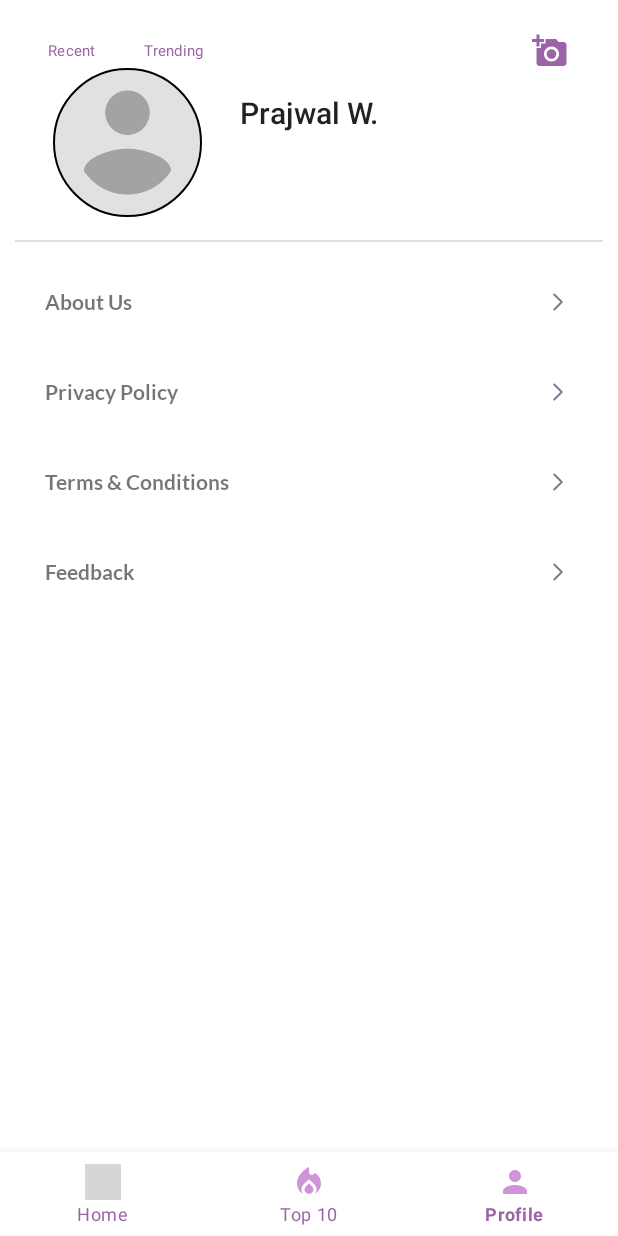
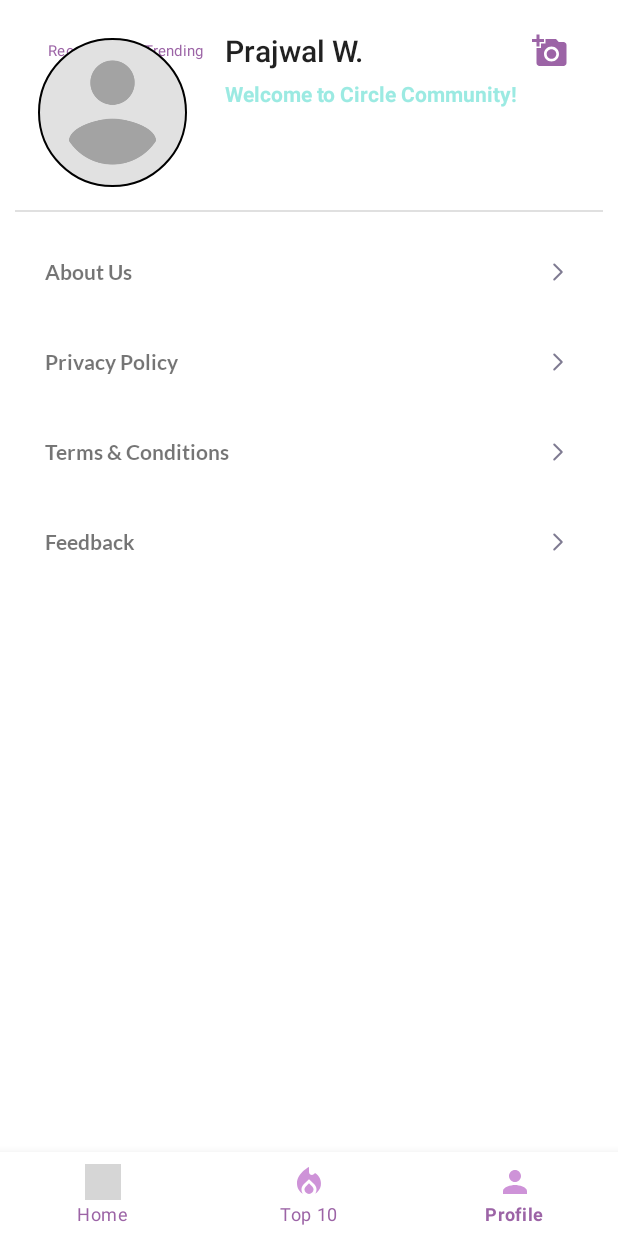
Before and after one commit to prajwalmw/Circle, an Android app: the fragment PostFragment placed in its activity, item 3 of the bottom bar chosen, on a phone screen of 412 x 824 dp. Run offline under Robolectric (Android 15) with nearby library versions, the phone set to English and light mode, and no system bars; our stand-ins replace CircleImageView, Firebase (no records; nobody signed in at launch, a user with empty details on screens opened directly), navigation-ui; libraries missing offline, so code that uses them is left out: com.ogaclejapan.smarttablayout; pictures from the network do not load; 12 statements that could not run were skipped; grey boxes are pictures that could not be loaded.

Commit message:
Profile icon click on each item shows details.

```diff
--- a/app/src/main/java/com/example/circle/adapter/ContentAdapter.java
+++ b/app/src/main/java/com/example/circle/adapter/ContentAdapter.java
@@ -102,7 +102,7 @@ public class ContentAdapter extends RecyclerView.Adapter<ContentAdapter.ContentV
         holder.profile_img_icon.setOnClickListener(v -> {
 
             itemClick.onProfileClick(contentModel.getUserProfile(),
-                    contentModel.getUserName(), contentModel.getCategory_value());
+                    contentModel.getUserName(), sessionManager.getAboutmeDesc() /*contentModel.getCategory_value()*/);
 
         });
 
--- a/app/src/main/java/com/example/circle/fragment/PostFragment.java
+++ b/app/src/main/java/com/example/circle/fragment/PostFragment.java
@@ -248,11 +248,11 @@ public class PostFragment extends Fragment {
             @Override
             public void onProfileClick(String profileImg, String username, String description) {
                 MaterialAlertDialogBuilder builder = new MaterialAlertDialogBuilder(getActivity());
-                View view = getLayoutInflater().inflate(R.layout.fragment_profile, null);
+                View view = getLayoutInflater().inflate(R.layout.profile_ui, null);
                 builder.setView(view);
                 ImageView img = view.findViewById(R.id.profile_img_icon);
-                RecyclerView rv = view.findViewById(R.id.rv_settings);
-                rv.setVisibility(View.GONE);
+//                RecyclerView rv = view.findViewById(R.id.rv_settings);
+//                rv.setVisibility(View.GONE);
                 Glide.with(getActivity())
                         .asBitmap()
                         .load(profileImg)
--- a/app/src/main/java/com/example/circle/fragment/ProfileFragment.java
+++ b/app/src/main/java/com/example/circle/fragment/ProfileFragment.java
@@ -98,9 +98,9 @@ public class ProfileFragment extends Fragment {
         Glide.with(getActivity()).load(user.getProfileImage())
                 .placeholder(R.drawable.avatar)
                 .circleCrop()
-                .into(binding.profileImgIcon);
+                .into(binding.profileUi.profileImgIcon);
 
-        binding.userNameTxt.setText(user.getName().trim());
+        binding.profileUi.userNameTxt.setText(user.getName().trim());
 
         getListItemForSettings();
         settingsAdapter = new SettingsAdapter(getActivity(), listItemModels);
@@ -108,16 +108,16 @@ public class ProfileFragment extends Fragment {
 
         // instagram and youtube btn - START
         if (!sessionManager.getInstagramId().isEmpty())
-            binding.instagramBtn.setVisibility(View.VISIBLE);
+            binding.profileUi.instagramBtn.setVisibility(View.VISIBLE);
         else
-            binding.instagramBtn.setVisibility(View.GONE);
+            binding.profileUi.instagramBtn.setVisibility(View.GONE);
 
         if (!sessionManager.getYoutubeId().isEmpty())
-            binding.youtubeBtn.setVisibility(View.VISIBLE);
+            binding.profileUi.youtubeBtn.setVisibility(View.VISIBLE);
         else
-            binding.youtubeBtn.setVisibility(View.GONE);
+            binding.profileUi.youtubeBtn.setVisibility(View.GONE);
 
-        binding.instagramBtn.setOnClickListener(v -> {
+        binding.profileUi.instagramBtn.setOnClickListener(v -> {
             Uri uri = Uri.parse("http://instagram.com/_u/x__optimistic_creature__x");
             Intent likeIng = new Intent(Intent.ACTION_VIEW, uri);
             likeIng.setPackage("com.instagram.android");
@@ -130,9 +130,10 @@ public class ProfileFragment extends Fragment {
             }
         });
 
-        binding.aboutMeTxt.setText(sessionManager.getAboutmeDesc());
+        if (!sessionManager.getAboutmeDesc().isEmpty())
+            binding.profileUi.aboutMeTxt.setText(sessionManager.getAboutmeDesc());
 
-        binding.youtubeBtn.setOnClickListener(v -> {
+        binding.profileUi.youtubeBtn.setOnClickListener(v -> {
             Uri url = Uri.parse(sessionManager.getYoutubeId());
             Intent likeIng = new Intent(Intent.ACTION_VIEW, url);
             likeIng.setPackage("com.google.android.youtube");
--- a/app/src/main/res/layout/fragment_profile.xml
+++ b/app/src/main/res/layout/fragment_profile.xml
@@ -3,84 +3,15 @@
     xmlns:tools="http://schemas.android.com/tools"
     android:layout_width="match_parent"
     android:layout_height="match_parent"
+    android:paddingTop="20dp"
     xmlns:app="http://schemas.android.com/apk/res-auto"
     tools:context=".fragment.ProfileFragment">
 
     <!-- TODO: Update blank fragment layout -->
-    <com.google.android.material.imageview.ShapeableImageView
-        android:id="@+id/profile_img_icon"
-        android:layout_width="110dp"
-        android:layout_height="110dp"
-        android:layout_marginStart="30dp"
-        android:layout_marginTop="40dp"
-        android:padding="6dp"
-        app:layout_constraintTop_toTopOf="parent"
-        app:layout_constraintStart_toStartOf="parent"
-        android:layout_alignParentTop="true"
-        android:layout_alignParentStart="true"
-        android:scaleType="centerCrop"
-        app:shapeAppearanceOverlay="@style/ShapeAppearanceOverlay.App.CircleImageView"
-        app:srcCompat="@drawable/avatar"
-        app:strokeColor="@color/black"
-        app:strokeWidth="1dp" />
-
-    <RelativeLayout
-        android:layout_width="0dp"
-        android:layout_height="wrap_content"
-        android:layout_marginStart="20dp"
-        android:layout_marginEnd="10dp"
-        app:layout_constraintBottom_toTopOf="@id/profile_img_icon"
-        app:layout_constraintEnd_toEndOf="parent"
-        app:layout_constraintHorizontal_bias="0.0"
-        app:layout_constraintStart_toEndOf="@id/profile_img_icon"
-        app:layout_constraintTop_toBottomOf="@id/profile_img_icon"
-        app:layout_constraintVertical_bias="0.53">
-
-        <TextView
-            android:id="@+id/userNameTxt"
-            android:layout_width="match_parent"
-            android:layout_height="wrap_content"
-            android:textAppearance="@style/TextAppearance.AppCompat.Title"
-            android:text="Prajwal W." />
-
-        <TextView
-            android:id="@+id/aboutMeTxt"
-            android:layout_width="match_parent"
-            android:layout_height="wrap_content"
-            android:layout_below="@id/userNameTxt"
-            android:layout_marginTop="5dp"
-            android:text="Welcome to Circle Community!"
-            android:textColor="@color/teal_100"
-            android:textStyle="bold"
-            android:textAppearance="?android:attr/textAppearanceSmall" />
-
-        <RelativeLayout
-            android:layout_width="match_parent"
-            android:layout_height="wrap_content"
-            android:layout_below="@id/aboutMeTxt"
-            android:layout_marginTop="5dp">
-
-            <ImageButton
-                android:id="@+id/instagramBtn"
-                android:layout_width="wrap_content"
-                android:layout_height="wrap_content"
-                android:src="@drawable/instagram"
-                android:background="@null"
-                />
-
-            <ImageButton
-                android:id="@+id/youtubeBtn"
-                android:layout_width="wrap_content"
-                android:layout_height="wrap_content"
-                android:layout_toEndOf="@+id/instagramBtn"
-                android:src="@drawable/youtube"
-                android:background="@null"
-                android:layout_marginStart="10dp"
-                />
-
-        </RelativeLayout>
-
-    </RelativeLayout>
+    <include
+        android:id="@+id/profile_ui"
+        layout="@layout/profile_ui"
+        />
 
     <com.google.android.material.divider.MaterialDivider
         android:id="@+id/divider"
@@ -88,7 +19,7 @@
         android:layout_height="wrap_content"
         android:layout_marginHorizontal="10dp"
         android:layout_marginVertical="10dp"
-        app:layout_constraintTop_toBottomOf="@id/profile_img_icon" />
+        app:layout_constraintTop_toBottomOf="@id/profile_ui" />
 
     <androidx.recyclerview.widget.RecyclerView
         android:id="@+id/rv_settings"
--- /dev/null
+++ b/app/src/main/res/layout/profile_ui.xml
@@ -0,0 +1,75 @@
+<?xml version="1.0" encoding="utf-8"?>
+<RelativeLayout xmlns:android="http://schemas.android.com/apk/res/android"
+    android:layout_width="match_parent"
+    android:layout_height="wrap_content"
+    android:layout_marginTop="20dp"
+    android:layout_marginStart="20dp"
+    android:layout_marginEnd="5dp"
+    android:layout_alignParentTop="true"
+    android:layout_alignParentStart="true"
+    xmlns:app="http://schemas.android.com/apk/res-auto">
+
+    <com.google.android.material.imageview.ShapeableImageView
+        android:id="@+id/profile_img_icon"
+        android:layout_width="110dp"
+        android:layout_height="110dp"
+        android:padding="6dp"
+        android:scaleType="centerCrop"
+        app:shapeAppearanceOverlay="@style/ShapeAppearanceOverlay.App.CircleImageView"
+        app:srcCompat="@drawable/avatar"
+        app:strokeColor="@color/black"
+        app:strokeWidth="1dp" />
+
+    <RelativeLayout
+        android:layout_width="wrap_content"
+        android:layout_height="wrap_content"
+        android:layout_marginStart="20dp"
+        android:layout_toEndOf="@id/profile_img_icon"
+        android:layout_alignParentEnd="true" >
+
+        <TextView
+            android:id="@+id/userNameTxt"
+            android:layout_width="match_parent"
+            android:layout_height="wrap_content"
+            android:textAppearance="@style/TextAppearance.AppCompat.Title"
+            android:text="Prajwal W." />
+
+        <TextView
+            android:id="@+id/aboutMeTxt"
+            android:layout_width="match_parent"
+            android:layout_height="wrap_content"
+            android:layout_below="@id/userNameTxt"
+            android:layout_marginTop="5dp"
+            android:text="Welcome to Circle Community!"
+            android:textColor="@color/teal_100"
+            android:textStyle="bold"
+            android:textAppearance="?android:attr/textAppearanceSmall" />
+
+        <RelativeLayout
+            android:layout_width="match_parent"
+            android:layout_height="wrap_content"
+            android:layout_below="@id/aboutMeTxt"
+            android:layout_marginTop="5dp">
+
+            <ImageButton
+                android:id="@+id/instagramBtn"
+                android:layout_width="wrap_content"
+                android:layout_height="wrap_content"
+                android:src="@drawable/instagram"
+                android:background="@null"
+                />
+
+            <ImageButton
+                android:id="@+id/youtubeBtn"
+                android:layout_width="wrap_content"
+                android:layout_height="wrap_content"
+                android:layout_toEndOf="@+id/instagramBtn"
+                android:src="@drawable/youtube"
+                android:background="@null"
+                android:layout_marginStart="10dp"
+                />
+
+        </RelativeLayout>
+
+    </RelativeLayout>
+</RelativeLayout>
```
